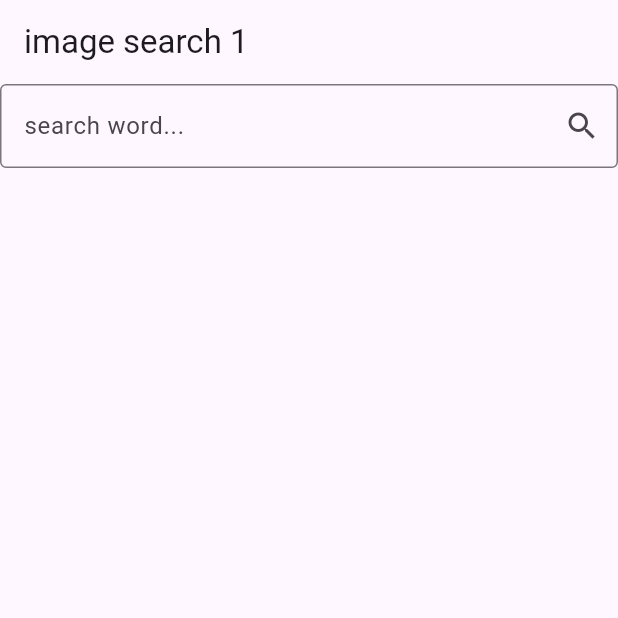
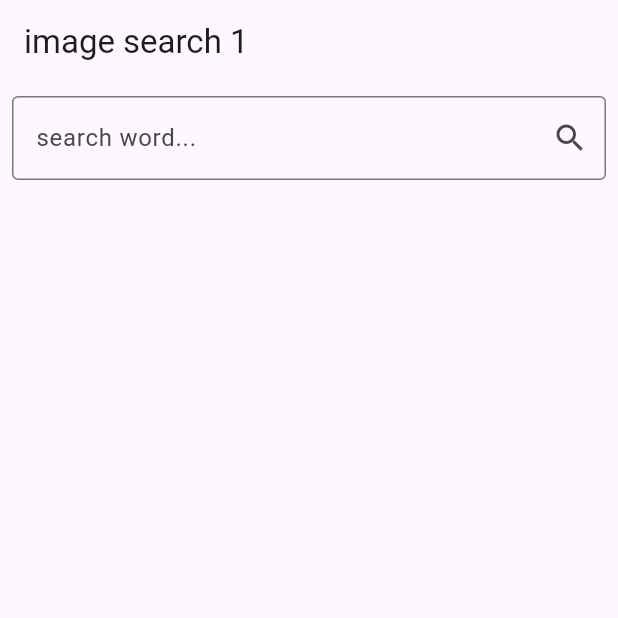
Before and after one commit to 0titanium/flutter_image_search, a Flutter app: the screen it shows after launch, on a phone screen of 412 x 824 dp, the top half of it. Run offline on Flutter 3.47's test engine with Material 3 defaults, Android fonts, the phone set to English and light mode, and no system bars; our stand-ins replace freezed_annotation.

Commit message:
feat: add padding TextField

```diff
--- a/lib/presentation/search_list/search_list_screen.dart
+++ b/lib/presentation/search_list/search_list_screen.dart
@@ -1,3 +1,4 @@
+import 'package:flutter/cupertino.dart';
 import 'package:flutter/material.dart';
 import 'package:flutter_image_search/presentation/components/image_card_widget.dart';
 import 'package:flutter_image_search/presentation/search_list/search_list_view_model.dart';
@@ -29,7 +30,9 @@ class _SearchListScreenState extends State<SearchListScreen> {
       ),
       body: Column(
         children: [
-          TextField(
+          Padding(
+            padding: const EdgeInsets.all(8.0),
+            child: TextField(
               controller: _queryTextEditingController,
               decoration: InputDecoration(
                   border: const OutlineInputBorder(),
@@ -41,6 +44,7 @@ class _SearchListScreenState extends State<SearchListScreen> {
                       viewModel.onSearch(query);
                     },
                   )),
+            ),
           ),
           Expanded(
             child: Padding(
```
Lines whose indentation alone changed are shown as unchanged.
